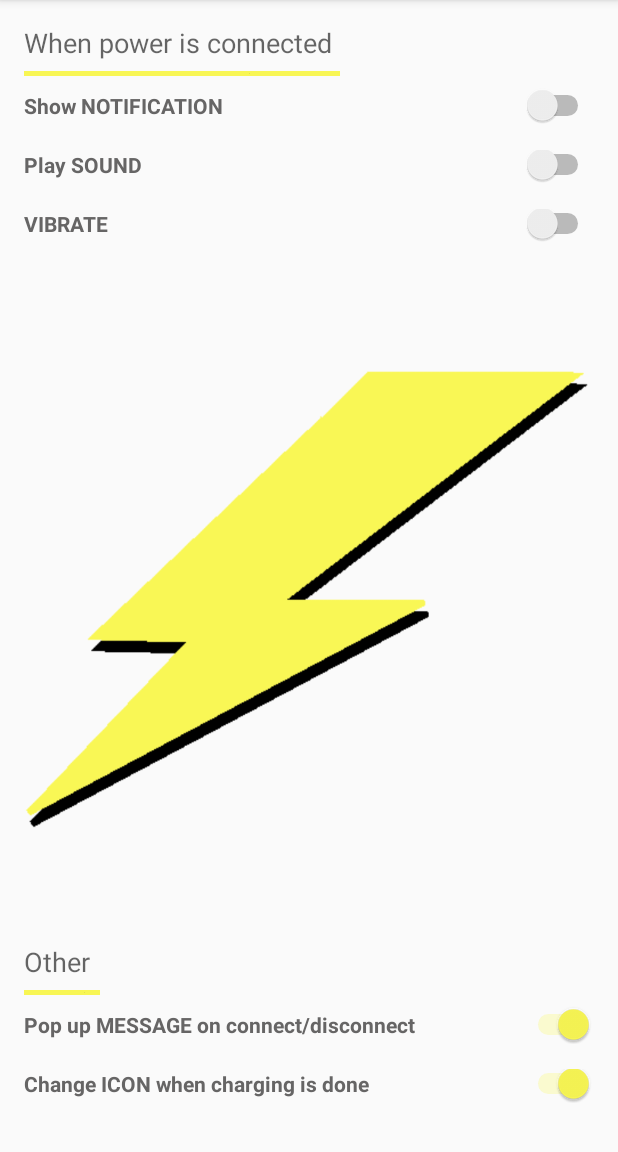
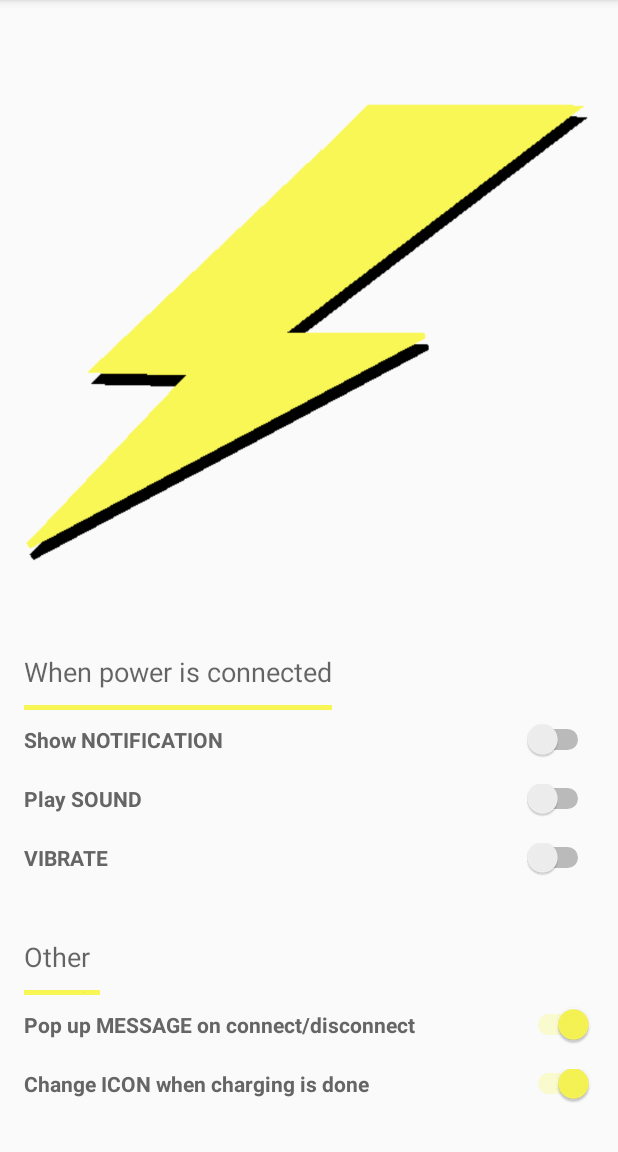
Before and after one commit to maderski/Charging-Indicator, an Android app: the screen it shows after launch (MainActivity), on a phone screen of 412 x 824 dp, the part 84-1236 px from its top. Run offline under Robolectric (Android 15) with nearby library versions, the phone set to English and light mode, and no system bars.

Commit message:
UI updates

```diff
--- a/app/src/main/res/layout/activity_main.xml
+++ b/app/src/main/res/layout/activity_main.xml
@@ -32,7 +32,8 @@
         android:onClick="VibrateSwitch"
         android:textColor="#666565"
         android:paddingBottom="20dp"
-        android:layout_below="@+id/play_sound_switch"
+        android:layout_marginBottom="24dp"
+        android:layout_above="@+id/textView2"
         android:layout_alignParentStart="true" />
 
     <Switch
@@ -45,7 +46,7 @@
         android:onClick="PlaySoundSwitch"
         android:textColor="#666565"
         android:paddingBottom="20dp"
-        android:layout_below="@+id/show_notification_switch"
+        android:layout_above="@+id/vibrate_switch"
         android:layout_alignParentStart="true" />
 
     <Switch
@@ -58,9 +59,9 @@
         android:onClick="ShowToastSwitch"
         android:textColor="#666565"
         android:paddingBottom="20dp"
+        android:paddingTop="10dp"
         android:layout_above="@+id/change_icon_switch"
-        android:layout_alignParentStart="true"
-        android:paddingTop="10dp" />
+        android:layout_alignParentEnd="true" />
 
     <ImageView
         android:layout_gravity="center_horizontal"
@@ -72,9 +73,9 @@
         android:background="@color/colorAccent"
         android:paddingLeft="150dp"
         android:paddingRight="60dp"
-        android:layout_alignBottom="@+id/textView"
-        android:layout_alignParentStart="true"
-        android:id="@+id/imageView" />
+        android:id="@+id/imageView"
+        android:layout_above="@+id/show_notification_switch"
+        android:layout_alignEnd="@+id/textView" />
 
     <TextView
         android:layout_width="wrap_content"
@@ -83,7 +84,7 @@
         android:text="When power is connected"
         android:id="@+id/textView"
         android:paddingBottom="10dp"
-        android:layout_alignParentTop="true"
+        android:layout_above="@+id/imageView"
         android:layout_alignParentStart="true" />
 
     <Switch
@@ -96,9 +97,9 @@
         android:onClick="PlaySoundSwitch"
         android:textColor="#666565"
         android:paddingBottom="20dp"
-        android:layout_below="@+id/imageView"
-        android:layout_alignParentStart="true"
-        android:paddingTop="10dp" />
+        android:paddingTop="10dp"
+        android:layout_above="@+id/play_sound_switch"
+        android:layout_alignParentStart="true" />
 
     <TextView
         android:layout_width="wrap_content"
@@ -107,7 +108,7 @@
         android:text="Other"
         android:id="@+id/textView2"
         android:paddingBottom="10dp"
-        android:layout_above="@+id/show_toast_switch"
+        android:layout_above="@+id/imageView2"
         android:layout_alignParentStart="true" />
 
     <ImageView
@@ -127,12 +128,12 @@
     <ImageView
         android:layout_width="wrap_content"
         android:layout_height="wrap_content"
-        android:id="@+id/imageView3"
-        android:layout_below="@+id/vibrate_switch"
+        android:id="@+id/imageView4"
+        android:src="@drawable/chargingbolt2"
+        android:layout_alignParentTop="true"
         android:layout_alignParentStart="true"
-        android:src="@drawable/chargingbolt2"
-        android:layout_above="@+id/textView2"
-        android:layout_alignEnd="@+id/vibrate_switch" />
+        android:layout_above="@+id/textView"
+        android:layout_alignEnd="@+id/show_notification_switch" />
 
 
 </RelativeLayout>
```
